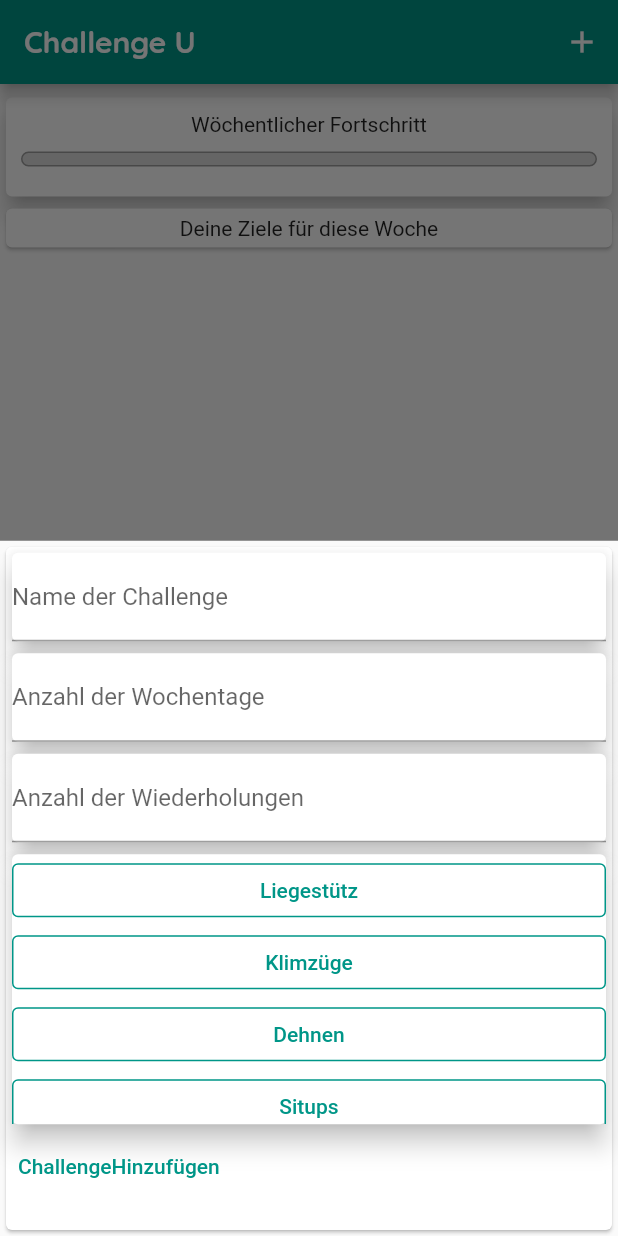
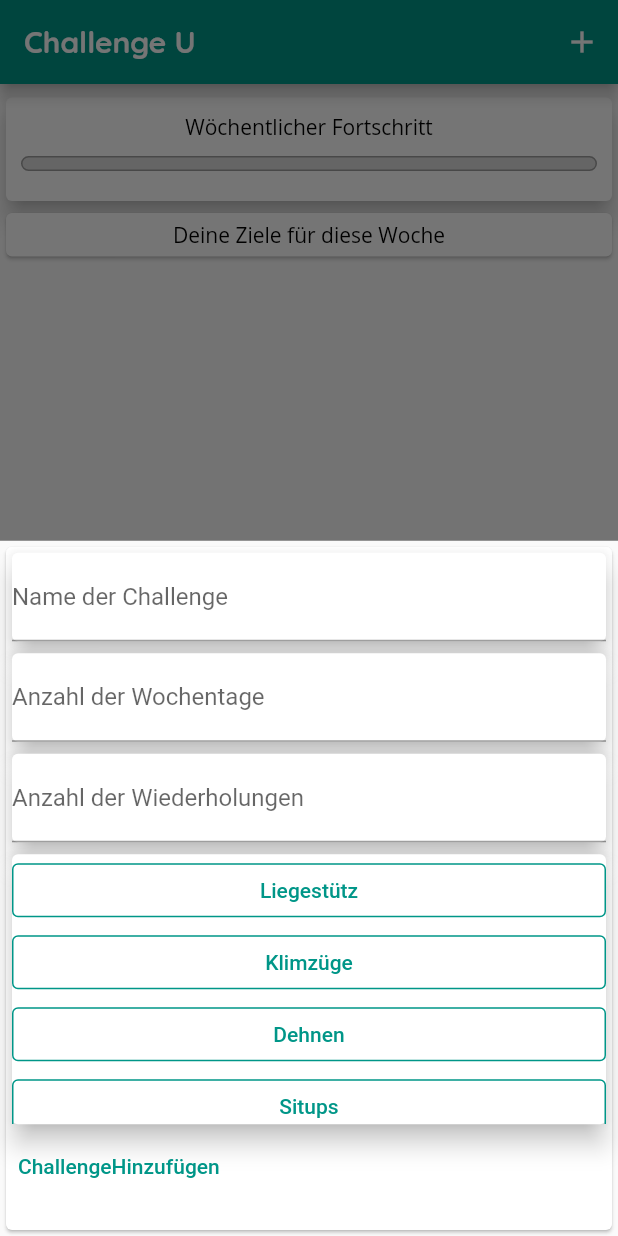
Before and after one commit to Tnecnivczyk/challenge_u, a Flutter app: the screen it shows after launch, after a tap on the "add" icon, on a phone screen of 412 x 824 dp. Run offline on Flutter 3.47's test engine with Material 2 defaults, Android fonts, the phone set to English and light mode, and no system bars; our stand-ins replace sqflite; missing offline and left inert: week_of_year; accounts and stored records are empty.

Commit message:
1.Bugfixes

```diff
--- a/challenge_u/lib/main.dart
+++ b/challenge_u/lib/main.dart
@@ -37,10 +37,24 @@ class MyApp extends StatelessWidget {
               fontSize: 17,
               fontWeight: FontWeight.bold,
             ),
-            ),
+            bodyText2: const TextStyle(
+                fontFamily: "OpenSans",
+                fontSize: 14,
+                color: Colors.black), // style for body text
+            caption: const TextStyle(
+                fontFamily: "OpenSans",
+                fontSize: 12,
+                color: Colors.grey)), // style for captions
+        buttonTheme: ButtonThemeData(
+            buttonColor: Colors.lightGreen.shade300,
+            textTheme: ButtonTextTheme.primary),
         colorScheme: ColorScheme.fromSwatch(
           primarySwatch: Colors.teal,
+          primaryColorDark: Colors.teal[800],
           accentColor: Colors.lightGreen.shade300,
+          backgroundColor: Colors.white,
+          cardColor: Colors.grey[50],
+          errorColor: Colors.red[400],
         ),
       ),
       home: MyHomePage(),
--- a/challenge_u/lib/widgets/addChallengeBottomSheet.dart
+++ b/challenge_u/lib/widgets/addChallengeBottomSheet.dart
@@ -63,6 +63,13 @@ class _AddChallengeBottomSheetState extends State<AddChallengeBottomSheet> {
         }
       }
       _isSelected[index] = 2;
+      Goal renewGoal = _ziele.firstWhere(
+          (goal) => goal.sport == Sport.nichtAusgewaehlt.indexToEnum(index),
+          orElse: () =>
+              Goal(Sport.nichtAusgewaehlt, 0, 0, DateTime.now().toString()));
+      _anzahlDerWiederholungen.text =
+          renewGoal.wiederholungenMuss.toStringAsFixed(0);
+      _anzahlDerWochentage.text = renewGoal.tageMuss.toStringAsFixed(0);
     });
   }
 
@@ -81,7 +88,11 @@ class _AddChallengeBottomSheetState extends State<AddChallengeBottomSheet> {
         _anzahlDerWochentage.text.isEmpty) {
       return false;
     }
-    if (double.parse(_anzahlDerWiederholungen.text) < 1 &&
+    if (double.tryParse(_anzahlDerWiederholungen.text) == null ||
+        double.tryParse(_anzahlDerWochentage.text) == null) {
+      return false;
+    }
+    if (double.parse(_anzahlDerWiederholungen.text) < 1 ||
         double.parse(_anzahlDerWochentage.text) < 1) {
       return false;
     }
@@ -112,7 +123,8 @@ class _AddChallengeBottomSheetState extends State<AddChallengeBottomSheet> {
             child: TextField(
               controller: _anzahlDerWochentage,
               keyboardType: TextInputType.number,
-              decoration: InputDecoration(labelText: "Anzahl der Wochentage"),
+              decoration:
+                  const InputDecoration(labelText: "Anzahl der Wochentage"),
             ),
           ),
           Card(
@@ -121,7 +133,7 @@ class _AddChallengeBottomSheetState extends State<AddChallengeBottomSheet> {
               controller: _anzahlDerWiederholungen,
               keyboardType: TextInputType.number,
               decoration:
-                  InputDecoration(labelText: "Anzahl der Wiederholungen"),
+                  const InputDecoration(labelText: "Anzahl der Wiederholungen"),
             ),
           ),
           Card(
--- a/challenge_u/lib/widgets/listOfTrainings.dart
+++ b/challenge_u/lib/widgets/listOfTrainings.dart
@@ -26,7 +26,7 @@ class ListOfTrainings extends StatelessWidget {
                 backgroundColor: Theme.of(context).colorScheme.primary,
                 radius: 30,
                 child: Text(
-                    "x${trainings.elementAt(index).wiederholungen.toString()}"),
+                    "x${trainings.elementAt(index).wiederholungen.toStringAsFixed(0)}"),
               ),
               title: Text(
                 Sport.bouldern.enumToString(trainings.elementAt(index).sport),
```
Also changed, not shown: challenge_u/lib/classes/challenge.dart (+0 -9 lines), 4 other files. Lines whose indentation alone changed are shown as unchanged.
